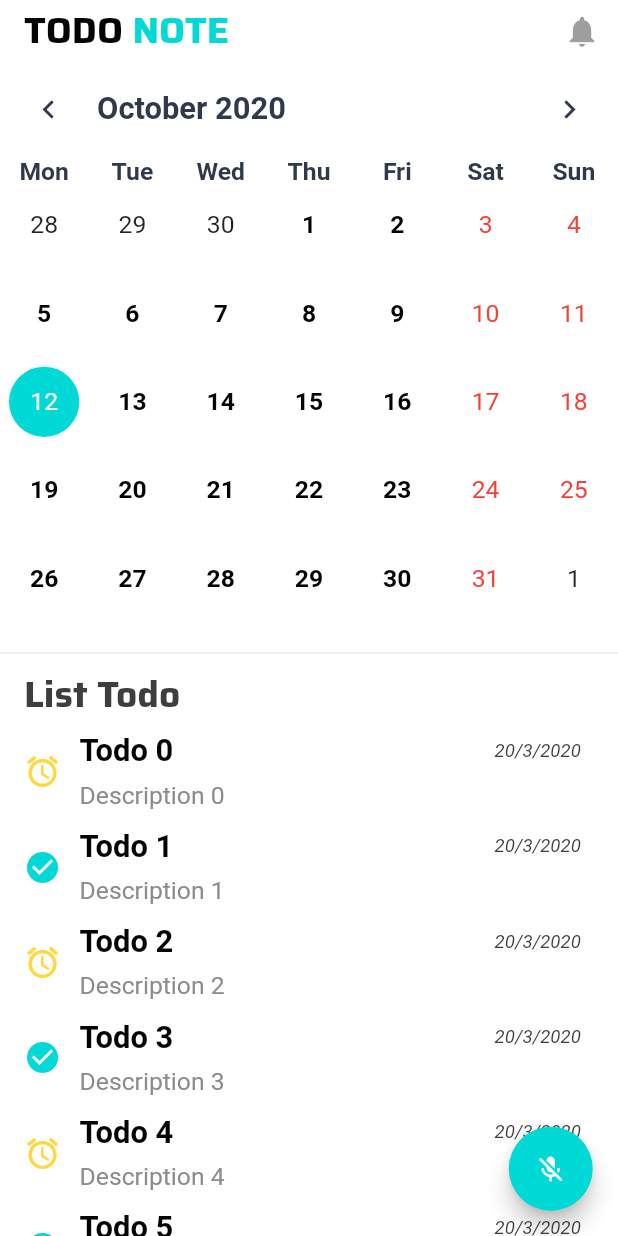
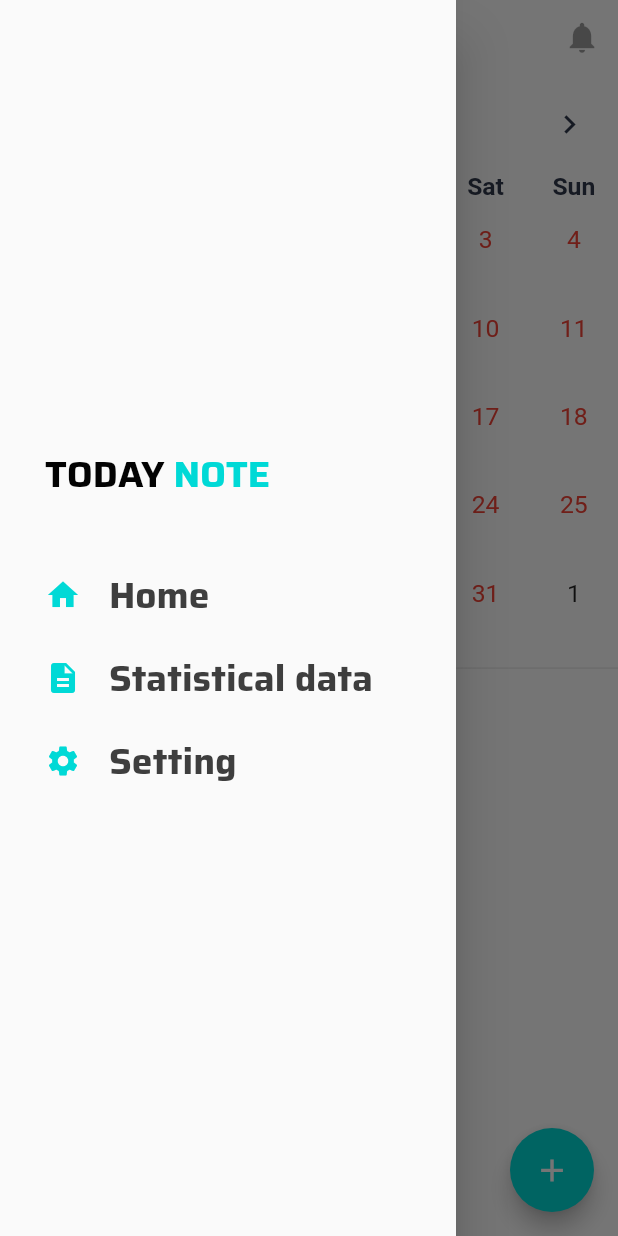
Before and after one commit to haprosd5/flutter_project_toapp_text_recongnize, a Flutter app: the screen it shows after launch, with the side drawer open (before the commit the screen has no drawer), on a phone screen of 412 x 824 dp. Run offline on Flutter 3.47's test engine with Material 2 defaults, Android fonts, the phone set to English and light mode, and no system bars; drawn by our look-alikes of avatar_glow, table_calendar; our stand-ins replace bloc, equatable, google_fonts, speech_to_text; missing offline and left inert: day_night_time_picker.

Commit message:
thiết lập xong phần fontend cho app
chưa fix lỗi chỉnh giờ bé hơn giờ hiện tại thì không chọn được

```diff
--- /dev/null
+++ b/lib/codes/models/todo_model.dart
@@ -0,0 +1,6 @@
+class Todo {
+  DateTime time;
+  String todoName;
+
+  Todo({this.todoName, this.time});
+}
--- /dev/null
+++ b/lib/components/drawer_navigation.dart
@@ -0,0 +1,46 @@
+import 'package:flutter/material.dart';
+import 'package:projecttodoapp/components/title_app.dart';
+import 'package:projecttodoapp/helper/size_config.dart';
+
+import 'item_drawer.dart';
+class DrawerNavigation extends StatelessWidget {
+  @override
+  Widget build(BuildContext context) {
+    return Drawer(
+       child: Padding(
+          padding: EdgeInsets.only(left: 30),
+          child: Column(
+             mainAxisAlignment: MainAxisAlignment.center,
+             crossAxisAlignment: CrossAxisAlignment.start,
+             children: <Widget>[
+                TitleApp(),
+                SizedBox(
+                   height: SizeConfig.blockSizeVertical * 5,
+                ),
+                ItemDrawer(
+                   name: ' Home',
+                   onPress: null,
+                   icon: Icons.home,
+                ),
+                SizedBox(
+                   height: SizeConfig.blockSizeVertical * 2,
+                ),
+                ItemDrawer(
+                   name: ' Statistical data',
+                   onPress: null,
+                   icon: Icons.description,
+                ),
+                SizedBox(
+                   height: SizeConfig.blockSizeVertical * 2,
+                ),
+                ItemDrawer(
+                   name: ' Setting',
+                   onPress: null,
+                   icon: Icons.settings,
+                ),
+             ],
+          ),
+       ),
+    );
+  }
+}
--- /dev/null
+++ b/lib/components/float_button.dart
@@ -0,0 +1,82 @@
+import 'package:avatar_glow/avatar_glow.dart';
+import 'package:day_night_time_picker/day_night_time_picker.dart';
+import 'package:flutter/material.dart';
+import 'package:intl/intl.dart';
+import 'package:projecttodoapp/codes/sevices/speech_to_text_service.dart';
+import 'package:projecttodoapp/helper/constants.dart';
+import 'package:projecttodoapp/helper/size_config.dart';
+import 'package:speech_to_text/speech_to_text.dart' as stt;
+
+class FloatButton extends StatefulWidget {
+  @override
+  _FloatButtonState createState() => _FloatButtonState();
+}
+
+class _FloatButtonState extends State<FloatButton> {
+  TimeOfDay _time = TimeOfDay.now();
+  stt.SpeechToText _speech;
+  SpeechToTextService _speechToText;
+
+  @override
+  void initState() {
+    // TODO: implement initState
+    super.initState();
+    _speech = stt.SpeechToText();
+    _speechToText = SpeechToTextService();
+  }
+
+  @override
+  Widget build(BuildContext context) {
+    return FloatingActionButton(
+      onPressed: () async {
+        await Navigator.of(context).push(
+          showPicker(
+            context: context,
+            value: _time,
+            onChange: onTimeChanged,
+            okText: 'Next',
+            is24HrFormat: true,
+            onChangeDateTime: (DateTime dateTime) {
+              print(DateFormat.Hm().format(dateTime));
+            },
+          ),
+        );
+        await showDialog(
+            context: context,
+            builder: (BuildContext context) {
+              return AvatarGlow(
+                animate: true,
+                glowColor: Theme.of(context).primaryColor,
+                endRadius: 75.0,
+                duration: const Duration(milliseconds: 2000),
+                repeatPauseDuration: const Duration(milliseconds: 100),
+                repeat: true,
+                child: FloatingActionButton(
+                  backgroundColor: kAccendMainColor,
+                  onPressed: _listen,
+                  child: Icon(
+                    Icons.mic,
+                    color: kPrimaryMainColor,
+                  ),
+                ),
+              );
+            });
+      },
+      child: Icon(
+        Icons.add,
+        size: SizeConfig.blockSizeVertical * 3,
+        color: kPrimaryMainColor,
+      ),
+    );
+  }
+
+  void _listen() async {
+    _speechToText.getSpeechToText(_speech);
+  }
+
+  void onTimeChanged(TimeOfDay newTime) {
+    setState(() {
+      _time = newTime;
+    });
+  }
+}
--- /dev/null
+++ b/lib/components/item_drawer.dart
@@ -0,0 +1,35 @@
+import 'package:flutter/material.dart';
+import 'package:google_fonts/google_fonts.dart';
+import 'package:projecttodoapp/helper/constants.dart';
+import 'package:projecttodoapp/helper/size_config.dart';
+
+class ItemDrawer extends StatelessWidget {
+  final String name;
+  final VoidCallback onPress;
+  IconData icon;
+
+  ItemDrawer({this.name, this.onPress, this.icon});
+
+  @override
+  Widget build(BuildContext context) {
+    return Row(
+       mainAxisAlignment: MainAxisAlignment.start,
+      children: <Widget>[
+        Icon(
+          icon, color: kAccendMainColor,
+        ),
+        SizedBox(width: SizeConfig.blockSizeHorizontal * 3,),
+        GestureDetector(
+          onTap: onPress,
+          child: Text(
+            name,
+            style: GoogleFonts.saira(
+                fontSize: SizeConfig.blockSizeVertical * 3,
+                color: kTextPrimarySubColor,
+                fontWeight: FontWeight.bold),
+          ),
+        ),
+      ],
+    );
+  }
+}
--- a/lib/components/item_todo.dart
+++ b/lib/components/item_todo.dart
@@ -45,30 +45,21 @@ class ItemTodoList extends StatelessWidget {
                 child: Column(
                   crossAxisAlignment: CrossAxisAlignment.start,
                   children: <Widget>[
-                    Row(
-                      mainAxisAlignment: MainAxisAlignment.spaceBetween,
-                      children: <Widget>[
                     Text(
                       title,
+                      maxLines: 3,
+                      overflow: TextOverflow.ellipsis,
                       style: TextStyle(
                           fontSize: SizeConfig.blockSizeVertical * 2.5,
                           fontWeight: FontWeight.bold,
                           color: kTextPrimaryMainColor),
                     ),
-                        Text(
-                          time,
-                          style: TextStyle(
-                              fontSize: SizeConfig.blockSizeVertical * 1.5,
-                              fontStyle: FontStyle.italic,
-                              color: kTextPrimarySubColor),
-                        ),
-                      ],
-                    ),
+
                     SizedBox(
                       height: SizeConfig.blockSizeVertical * 1,
                     ),
                     Text(
-                      description,
+                      time,
                       style: TextStyle(
                           fontSize: SizeConfig.blockSizeVertical * 2,
                           color: kTextSecondaryMainColor,
--- /dev/null
+++ b/lib/components/title_app.dart
@@ -0,0 +1,30 @@
+import 'package:flutter/material.dart';
+import 'package:google_fonts/google_fonts.dart';
+import 'package:projecttodoapp/helper/constants.dart';
+import 'package:projecttodoapp/helper/size_config.dart';
+
+class TitleApp extends StatelessWidget {
+  @override
+  Widget build(BuildContext context) {
+    return Row(
+       crossAxisAlignment: CrossAxisAlignment.end,
+       children: <Widget>[
+          Text(
+             'TODAY ',
+             style: GoogleFonts.saira(
+                fontSize: SizeConfig.blockSizeVertical * 3,
+                color: kTextPrimaryMainColor,
+                fontWeight: FontWeight.bold,
+             ),
+          ),
+          Text(
+             'NOTE',
+             style: GoogleFonts.saira(
+                 fontSize: SizeConfig.blockSizeVertical * 3,
+                 color: kAccendMainColor,
+                 fontWeight: FontWeight.bold),
+          ),
+       ],
+    );
+  }
+}
--- a/lib/main.dart
+++ b/lib/main.dart
@@ -27,6 +27,7 @@ class MyApp extends StatelessWidget {
 
       ),
       debugShowCheckedModeBanner: false,
+
       home: HomeScreen(),
     );
   }
--- /dev/null
+++ b/lib/pages/home_page.dart
@@ -0,0 +1,137 @@
+import 'package:flutter/material.dart';
+import 'package:google_fonts/google_fonts.dart';
+import 'package:projecttodoapp/components/item_todo.dart';
+import 'package:projecttodoapp/helper/constants.dart';
+import 'package:projecttodoapp/helper/size_config.dart';
+import 'package:table_calendar/table_calendar.dart';
+
+class HomePage extends StatefulWidget {
+  @override
+  _HomePageState createState() => _HomePageState();
+}
+
+class _HomePageState extends State<HomePage> {
+  CalendarController calendarController;
+
+  @override
+  void initState() {
+    // TODO: implement initState
+    super.initState();
+    calendarController = CalendarController();
+  }
+
+  @override
+  void dispose() {
+    // TODO: implement dispose
+    super.dispose();
+    calendarController.dispose();
+  }
+
+  @override
+  Widget build(BuildContext context) {
+    //SizeConfig().init(context);
+    return Container(
+      child: SingleChildScrollView(
+        child: Column(
+          children: <Widget>[
+            TableCalendar(
+              startingDayOfWeek: StartingDayOfWeek.monday,
+              calendarController: calendarController,
+              calendarStyle: CalendarStyle(
+                selectedStyle: TextStyle(
+                  fontSize: SizeConfig.blockSizeVertical * 2,
+                  color: kPrimaryMainColor,
+                ),
+                outsideStyle: TextStyle(
+                  fontSize: SizeConfig.blockSizeVertical * 2,
+                ),
+                weekendStyle: TextStyle(
+                  fontSize: SizeConfig.blockSizeVertical * 2,
+                  color: Colors.red,
+                ),
+                weekdayStyle: TextStyle(
+                  color: kTextPrimaryMainColor,
+                  fontSize: SizeConfig.blockSizeVertical * 2,
+                  fontWeight: FontWeight.bold,
+                ),
+                selectedColor: kAccendMainColor,
+                todayColor: kTextPrimarySubColor,
+              ),
+              daysOfWeekStyle: DaysOfWeekStyle(
+                weekdayStyle: TextStyle(
+                    color: Color(0xff30384c),
+                    fontWeight: FontWeight.bold,
+                    fontSize: SizeConfig.blockSizeVertical * 2),
+                weekendStyle: TextStyle(
+                    color: Color(0xff30384c),
+                    fontWeight: FontWeight.bold,
+                    fontSize: SizeConfig.blockSizeVertical * 2),
+              ),
+              headerStyle: HeaderStyle(
+                formatButtonVisible: false,
+                titleTextStyle: TextStyle(
+                  color: Color(0xff30384c),
+                  fontSize: SizeConfig.blockSizeVertical * 2.5,
+                  fontWeight: FontWeight.bold,
+                ),
+                leftChevronIcon: Icon(
+                  Icons.chevron_left,
+                  size: SizeConfig.blockSizeVertical * 3,
+                  color: Color(0xff30384c),
+                ),
+                rightChevronIcon: Icon(
+                  Icons.chevron_right,
+                  size: SizeConfig.blockSizeVertical * 3,
+                  color: Color(0xff30384c),
+                ),
+              ),
+              locale: 'en_US',
+            ),
+            SizedBox(
+              height: SizeConfig.blockSizeVertical * 1.5,
+            ),
+            Divider(),
+            Container(
+              width: SizeConfig.screenWidth,
+              margin:
+                  EdgeInsets.only(bottom: SizeConfig.blockSizeVertical * 3.0),
+              child: Padding(
+                padding: const EdgeInsets.symmetric(horizontal: 16.0),
+                child: Column(
+                  crossAxisAlignment: CrossAxisAlignment.start,
+                  children: <Widget>[
+                    Text(
+                      'List Works',
+                      style: GoogleFonts.saira(
+                          fontSize: SizeConfig.blockSizeVertical * 3,
+                          color: kTextPrimarySubColor,
+                          fontWeight: FontWeight.bold),
+                    ),
+                    /**
+                     * ! hien thi phan cua #todo list */
+                    ListView.builder(
+                      physics: const NeverScrollableScrollPhysics(),
+                      shrinkWrap: true,
+                      itemBuilder: (context, index) {
+                        return ItemTodoList(
+                          title: 'Todo $index',
+                          description: 'Description $index',
+                          icon: (index % 2 == 0)
+                              ? Icons.access_alarms
+                              : Icons.check_circle,
+                          status: (index % 2 == 0) ? true : false,
+                          time: '12:00 AM',
+                        );
+                      },
+                      itemCount: 10,
+                    ),
+                  ],
+                ),
+              ),
+            ),
+          ],
+        ),
+      ),
+    );
+  }
+}
--- a/lib/screens/home_screen.dart
+++ b/lib/screens/home_screen.dart
@@ -1,10 +1,10 @@
-import 'package:avatar_glow/avatar_glow.dart';
 import 'package:flutter/cupertino.dart';
 import 'package:flutter/material.dart';
-import 'package:google_fonts/google_fonts.dart';
-import 'package:projecttodoapp/components/item_todo.dart';
-import 'package:projecttodoapp/helper/constants.dart';
+import 'package:projecttodoapp/components/drawer_navigation.dart';
+import 'package:projecttodoapp/components/float_button.dart';
+import 'package:projecttodoapp/components/title_app.dart';
 import 'package:projecttodoapp/helper/size_config.dart';
+import 'package:projecttodoapp/pages/home_page.dart';
 import 'package:table_calendar/table_calendar.dart';
 
 class HomeScreen extends StatefulWidget {
@@ -34,28 +34,9 @@ class _HomeScreenState extends State<HomeScreen> {
     SizeConfig().init(context);
     return Scaffold(
       appBar: PreferredSize(
-        preferredSize: Size.fromHeight(40.0),
+        preferredSize: Size.fromHeight(50.0),
         child: AppBar(
-          title: Row(
-            crossAxisAlignment: CrossAxisAlignment.end,
-            children: <Widget>[
-              Text(
-                'TODO ',
-                style: GoogleFonts.saira(
-                  fontSize: SizeConfig.blockSizeVertical * 3,
-                  color: kTextPrimaryMainColor,
-                  fontWeight: FontWeight.bold,
-                ),
-              ),
-              Text(
-                'NOTE',
-                style: GoogleFonts.saira(
-                    fontSize: SizeConfig.blockSizeVertical * 3,
-                    color: kAccendMainColor,
-                    fontWeight: FontWeight.bold),
-              ),
-            ],
-          ),
+          title: TitleApp(),
           actions: <Widget>[
             IconButton(
                 icon: Icon(
@@ -66,123 +47,9 @@ class _HomeScreenState extends State<HomeScreen> {
           ],
         ),
       ),
-      body: Container(
-        child: SingleChildScrollView(
-          child: Column(
-            children: <Widget>[
-              TableCalendar(
-                startingDayOfWeek: StartingDayOfWeek.monday,
-                calendarController: calendarController,
-                calendarStyle: CalendarStyle(
-                  selectedStyle: TextStyle(
-                    fontSize: SizeConfig.blockSizeVertical * 2,
-                    color: kPrimaryMainColor,
-                  ),
-                  outsideStyle: TextStyle(
-                    fontSize: SizeConfig.blockSizeVertical * 2,
-                  ),
-                  weekendStyle: TextStyle(
-                    fontSize: SizeConfig.blockSizeVertical * 2,
-                    color: Colors.red,
-                  ),
-                  weekdayStyle: TextStyle(
-                    color: kTextPrimaryMainColor,
-                    fontSize: SizeConfig.blockSizeVertical * 2,
-                    fontWeight: FontWeight.bold,
-                  ),
-                  selectedColor: kAccendMainColor,
-                  todayColor: kTextPrimarySubColor,
-                ),
-                daysOfWeekStyle: DaysOfWeekStyle(
-                  weekdayStyle: TextStyle(
-                      color: Color(0xff30384c),
-                      fontWeight: FontWeight.bold,
-                      fontSize: SizeConfig.blockSizeVertical * 2),
-                  weekendStyle: TextStyle(
-                      color: Color(0xff30384c),
-                      fontWeight: FontWeight.bold,
-                      fontSize: SizeConfig.blockSizeVertical * 2),
-                ),
-                headerStyle: HeaderStyle(
-                  formatButtonVisible: false,
-                  titleTextStyle: TextStyle(
-                    color: Color(0xff30384c),
-                    fontSize: SizeConfig.blockSizeVertical * 2.5,
-                    fontWeight: FontWeight.bold,
-                  ),
-                  leftChevronIcon: Icon(
-                    Icons.chevron_left,
-                    size: SizeConfig.blockSizeVertical * 3,
-                    color: Color(0xff30384c),
-                  ),
-                  rightChevronIcon: Icon(
-                    Icons.chevron_right,
-                    size: SizeConfig.blockSizeVertical * 3,
-                    color: Color(0xff30384c),
-                  ),
-                ),
-                locale: 'en_US',
-              ),
-              SizedBox(
-                height: SizeConfig.blockSizeVertical * 1.5,
-              ),
-              Divider(),
-              Container(
-                width: SizeConfig.screenWidth,
-                margin: EdgeInsets.only(bottom: SizeConfig.blockSizeVertical * 3.0),
-                child: Padding(
-                  padding: const EdgeInsets.symmetric(horizontal: 16.0),
-                  child: Column(
-                    crossAxisAlignment: CrossAxisAlignment.start,
-                    children: <Widget>[
-                      Text(
-                        'List Todo',
-                        style: GoogleFonts.saira(
-                            fontSize: SizeConfig.blockSizeVertical * 3,
-                            color: kTextPrimarySubColor,
-                            fontWeight: FontWeight.bold),
-                      ),
-                      // hien thi phan todo
-                      ListView.builder(
-                        physics: const NeverScrollableScrollPhysics(),
-                        shrinkWrap: true,
-                        itemBuilder: (context, index) {
-                          return ItemTodoList(
-                            title: 'Todo $index',
-                            description: 'Description $index',
-                            icon: (index % 2 == 0)
-                                ? Icons.access_alarms
-                                : Icons.check_circle,
-                            status: (index % 2 == 0) ? true : false,
-                            time: '20/3/2020',
-                          );
-                        },
-                        itemCount: 10,
-                      ),
-                    ],
-                  ),
-                ),
-              ),
-            ],
-          ),
-        ),
-      ),
-      floatingActionButton: AvatarGlow(
-        animate: false,
-        glowColor: Theme.of(context).primaryColor,
-        endRadius: SizeConfig.blockSizeVertical * 3.5,
-        duration: const Duration(milliseconds: 2000),
-        repeatPauseDuration: const Duration(milliseconds: 100),
-        repeat: true,
-        child: FloatingActionButton(
-          onPressed: null,
-          child: Icon(
-            Icons.mic_off,
-            size: SizeConfig.blockSizeVertical * 2.5,
-            color: kPrimaryMainColor,
-          ), // ! false ? Icons.mic :
-        ),
-      ),
+      drawer: DrawerNavigation(),
+      body: HomePage(),
+      floatingActionButton: FloatButton(),
     );
   }
 }
```
Also changed, not shown: lib/blocs/todo_bloc/todo_bloc.dart (added, +22 -0 lines), lib/blocs/todo_bloc/todo_event.dart (added, +29 -0 lines), lib/blocs/todo_bloc/todo_state.dart (added, +42 -0 lines), lib/codes/sevices/speech_to_text_service.dart (added, +20 -0 lines), lib/helper/functions.dart (added, +23 -0 lines), pubspec.yaml (+15 -1 lines), lib/codes/sevices/sqlite_service.dart (added), pubspec.lock, 2 other files. Lines whose indentation alone changed are shown as unchanged.
